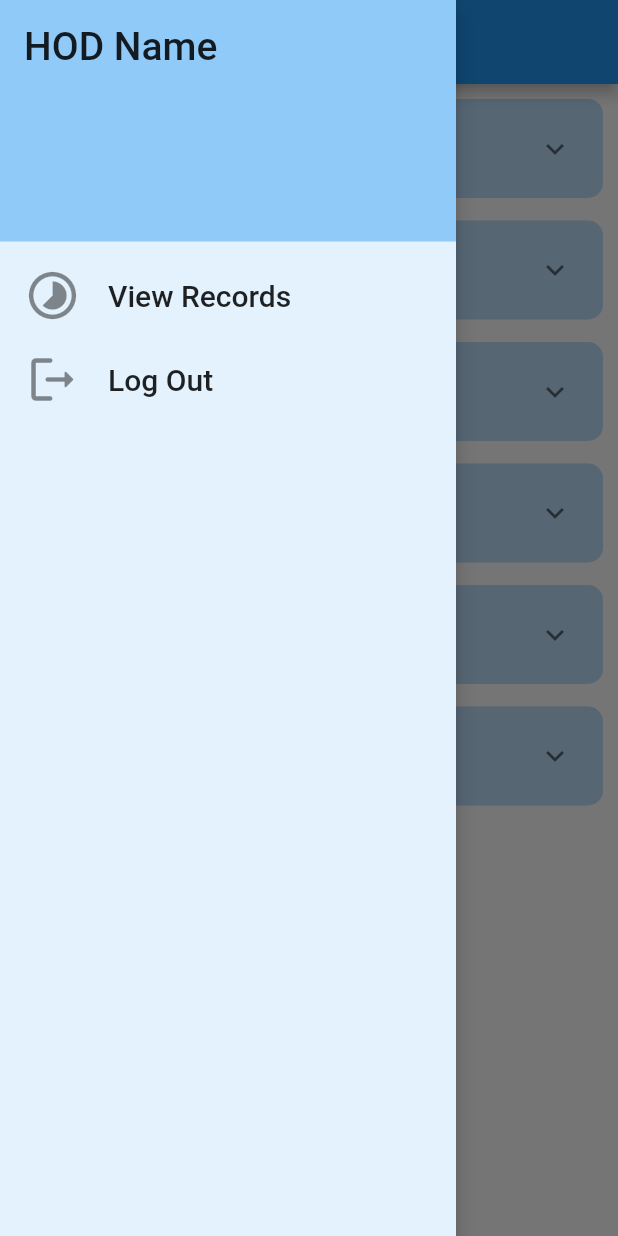
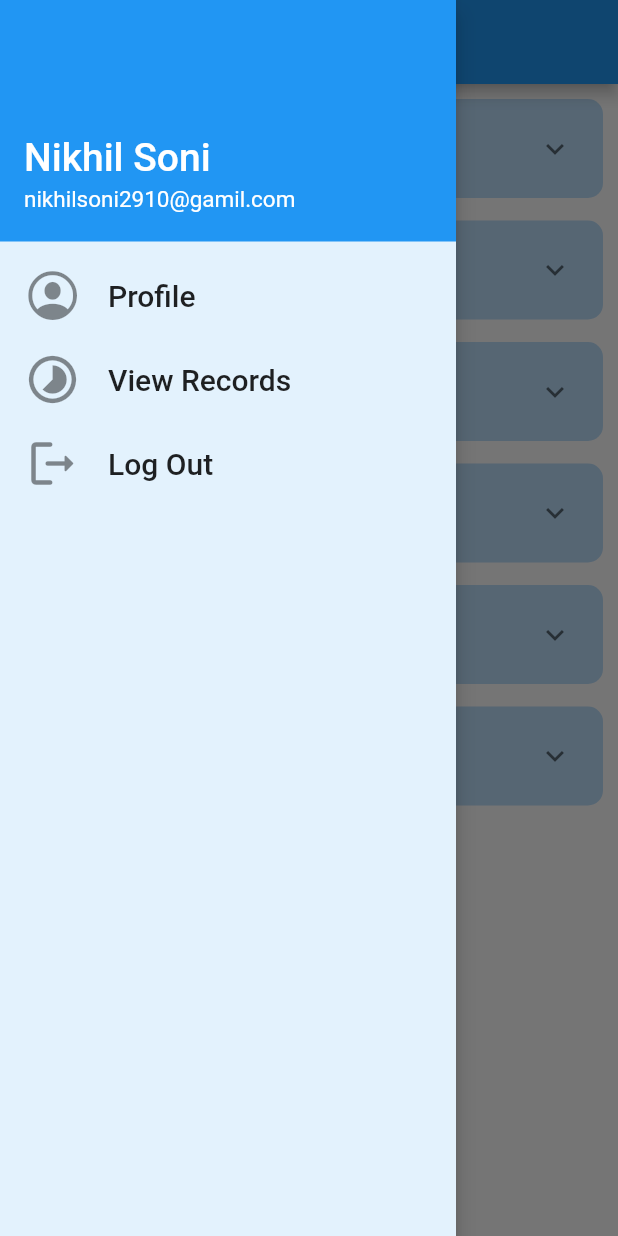
Before and after one commit to aaryan-apte/MTech-Stipend, a Flutter app: the screen it shows after launch, with the side drawer open, on a phone screen of 412 x 824 dp. Run offline on Flutter 3.47's test engine with Material 2 defaults, Android fonts, the light colour scheme and no system bars.

Commit message:
minor changes

```diff
--- a/lib/pages/hod/hod_page.dart
+++ b/lib/pages/hod/hod_page.dart
@@ -1,5 +1,7 @@
+import 'package:flutter/cupertino.dart';
 import 'package:flutter/material.dart';
 import 'package:mtech_stipend/pages/hod/hod_records.dart';
+
 
 class HODPage extends StatefulWidget {
   const HODPage({Key? key}) : super(key: key);
@@ -42,7 +44,8 @@ class _HODPageState extends State<HODPage> {
               ),
               onPressed: () {},
               child: const Padding(
-                padding: EdgeInsets.only(left: 16.0, right: 16.0, top: 10.0, bottom: 10.0),
+                padding: EdgeInsets.only(
+                    left: 16.0, right: 16.0, top: 10.0, bottom: 10.0),
                 child: Text(
                   "Deny",
                   style: TextStyle(color: Colors.white, fontSize: 20.0),
@@ -70,7 +73,7 @@ class _HODPageState extends State<HODPage> {
             textAlign: TextAlign.center,
           ),
         ),
-        drawer: DrawerHOD(textStyle3: textStyle3, textStyle2: textStyle2),
+        drawer: HOD_Drawer(textStyle3: textStyle3, textStyle2: textStyle2),
         body: ListView.builder(
           itemCount: 6,
           itemBuilder: (context, int index) {
@@ -103,7 +106,10 @@ class _HODPageState extends State<HODPage> {
                                 color: Colors.white,
                                 borderRadius: BorderRadius.circular(10.0),
                               ),
-                              child: Text("ID: 211070082", style: textStyle4,)),
+                              child: Text(
+                                "ID: 211070082",
+                                style: textStyle4,
+                              )),
                           const SizedBox(height: 6.0),
                           Container(
                             padding: const EdgeInsets.all(10.0),
@@ -111,16 +117,10 @@ class _HODPageState extends State<HODPage> {
                               color: Colors.white,
                               borderRadius: BorderRadius.circular(10.0),
                             ),
-                            child: Text("Guide: Dr. Manasi Kulkarni", style: textStyle4,),
-                          ),
-                          const SizedBox(height:6.0),
-                          Container(
-                            padding: const EdgeInsets.all(10.0),
-                            decoration: BoxDecoration(
-                              color: Colors.white,
-                              borderRadius: BorderRadius.circular(10.0),
+                            child: Text(
+                              "Guide: Dr. Manasi Kulkarni",
+                              style: textStyle4,
                             ),
-                            child: Text("Year: 2023", style: textStyle4,),
                           ),
                           const SizedBox(height: 6.0),
                           Container(
@@ -129,7 +129,10 @@ class _HODPageState extends State<HODPage> {
                               color: Colors.white,
                               borderRadius: BorderRadius.circular(10.0),
                             ),
-                            child: Text("Admission year: 2022", style: textStyle4,),
+                            child: Text(
+                              "Year: 2023",
+                              style: textStyle4,
+                            ),
                           ),
                           const SizedBox(height: 6.0),
                           Container(
@@ -138,7 +141,22 @@ class _HODPageState extends State<HODPage> {
                               color: Colors.white,
                               borderRadius: BorderRadius.circular(10.0),
                             ),
-                            child: Text("GPA: 9.23", style: textStyle4,),
+                            child: Text(
+                              "Admission year: 2022",
+                              style: textStyle4,
+                            ),
+                          ),
+                          const SizedBox(height: 6.0),
+                          Container(
+                            padding: const EdgeInsets.all(10.0),
+                            decoration: BoxDecoration(
+                              color: Colors.white,
+                              borderRadius: BorderRadius.circular(10.0),
+                            ),
+                            child: Text(
+                              "GPA: 9.23",
+                              style: textStyle4,
+                            ),
                           ),
                         ],
                       ),
@@ -160,10 +178,10 @@ class _HODPageState extends State<HODPage> {
                               shape: RoundedRectangleBorder(
                                   borderRadius: BorderRadius.circular(7.0)),
                               child: Padding(
-                                  padding: const EdgeInsets.all(16.0),
-
+                                padding: const EdgeInsets.all(16.0),
                                 child: SizedBox(
-                                  width: MediaQuery.of(context).size.width/4.9,
+                                  width:
+                                      MediaQuery.of(context).size.width / 4.9,
                                   child: Text(
                                     "Deny",
                                     style: textStyle1,
@@ -186,7 +204,8 @@ class _HODPageState extends State<HODPage> {
                               child: Padding(
                                 padding: const EdgeInsets.all(16.0),
                                 child: SizedBox(
-                                  width: MediaQuery.of(context).size.width/4.9,
+                                  width:
+                                      MediaQuery.of(context).size.width / 4.9,
                                   child: Text(
                                     "Approve",
                                     style: textStyle1,
@@ -211,8 +230,10 @@ class _HODPageState extends State<HODPage> {
   }
 }
 
-class DrawerHOD extends StatelessWidget {
-  const DrawerHOD({
+
+
+class HOD_Drawer extends StatelessWidget {
+  const HOD_Drawer({
     Key? key,
     required this.textStyle3,
     required this.textStyle2,
@@ -230,11 +251,35 @@ class DrawerHOD extends StatelessWidget {
         padding: const EdgeInsets.all(0.0),
         children: [
           DrawerHeader(
-            decoration: BoxDecoration(color: Colors.blue[200]),
-            child: Text(
-              "HOD Name",
-              style: textStyle3,
+            padding: EdgeInsets.zero,
+            child: UserAccountsDrawerHeader(
+              margin: EdgeInsets.zero,
+              accountName: Text("Nikhil Soni", style: textStyle3),
+              accountEmail: Text(
+                "nikhilsoni2910@gamil.com",
+                style: TextStyle(fontSize: 15),
+              ),
+              // currentAccountPicture: CircleAvatar(
+              //   backgroundImage: AssetImage(imageloc),
+              // ),
             ),
+          ),
+          ListTile(
+            leading: const Icon(
+              CupertinoIcons.profile_circled,
+              size: 38.0,
+            ),
+            title: Text(
+              "Profile",
+              style: textStyle2,
+            ),
+            onTap: () {
+              // Navigator.push(
+              //     context,
+
+              //     /// Add Karo Idhar
+              //     MaterialPageRoute(builder: (context) => const HODRecords()));
+            },
           ),
           ListTile(
             leading: const Icon(
```
